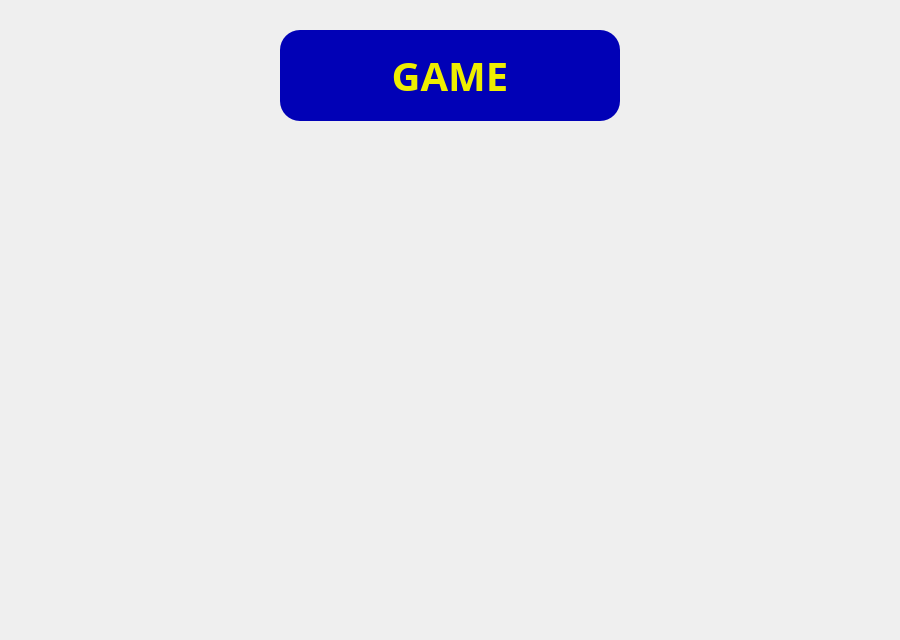
This is interface.ui in Szymon579/Pac-Xon as Qt 5 draws it before an edit. The edited form follows.
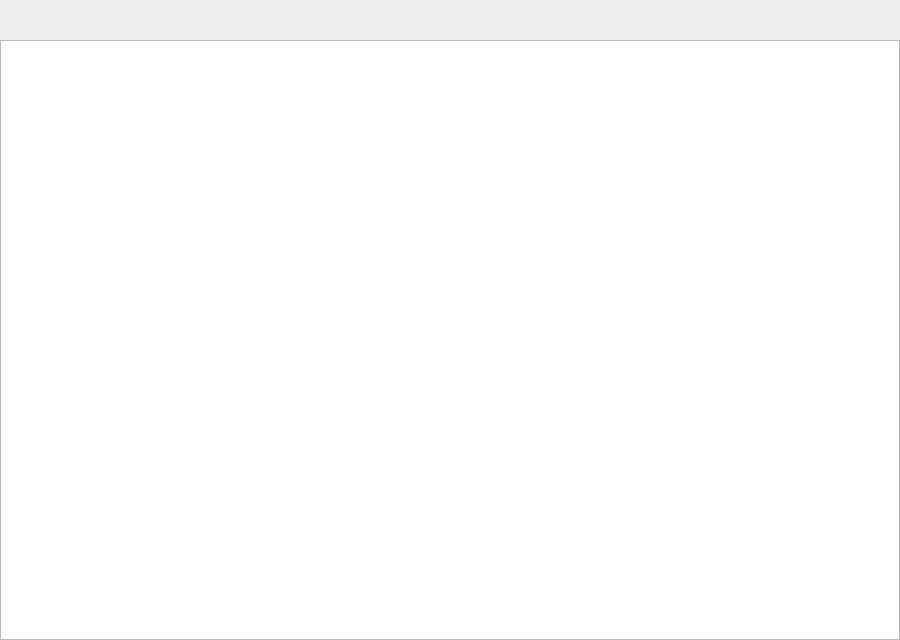
This is the edited form. The open tabs and pages were chosen to show the change.

Commit message: ported GraphicsScene with game to Interface

What changed in the file:
```diff
--- a/interface.ui
+++ b/interface.ui
@@ -112,33 +112,15 @@
     </widget>
    </widget>
    <widget class="QWidget" name="gamePage">
-    <widget class="QPushButton" name="startButton_2">
+    <widget class="QGraphicsView" name="graphicsView">
      <property name="geometry">
       <rect>
-       <x>280</x>
-       <y>30</y>
-       <width>340</width>
-       <height>91</height>
+       <x>0</x>
+       <y>40</y>
+       <width>900</width>
+       <height>600</height>
       </rect>
      </property>
-     <property name="font">
-      <font>
-       <family>Source Code Pro</family>
-       <pointsize>30</pointsize>
-       <bold>true</bold>
-      </font>
-     </property>
-     <property name="cursor">
-      <cursorShape>PointingHandCursor</cursorShape>
-     </property>
-     <property name="styleSheet">
-      <string notr="true">color: rgb(238, 238, 0);
-background-color: rgb(1, 1, 182);
-border-radius: 20;</string>
-     </property>
-     <property name="text">
-      <string>GAME</string>
-     </property>
     </widget>
    </widget>
    <widget class="QWidget" name="leaderPage">
```
The commit also changes 6 other files.
